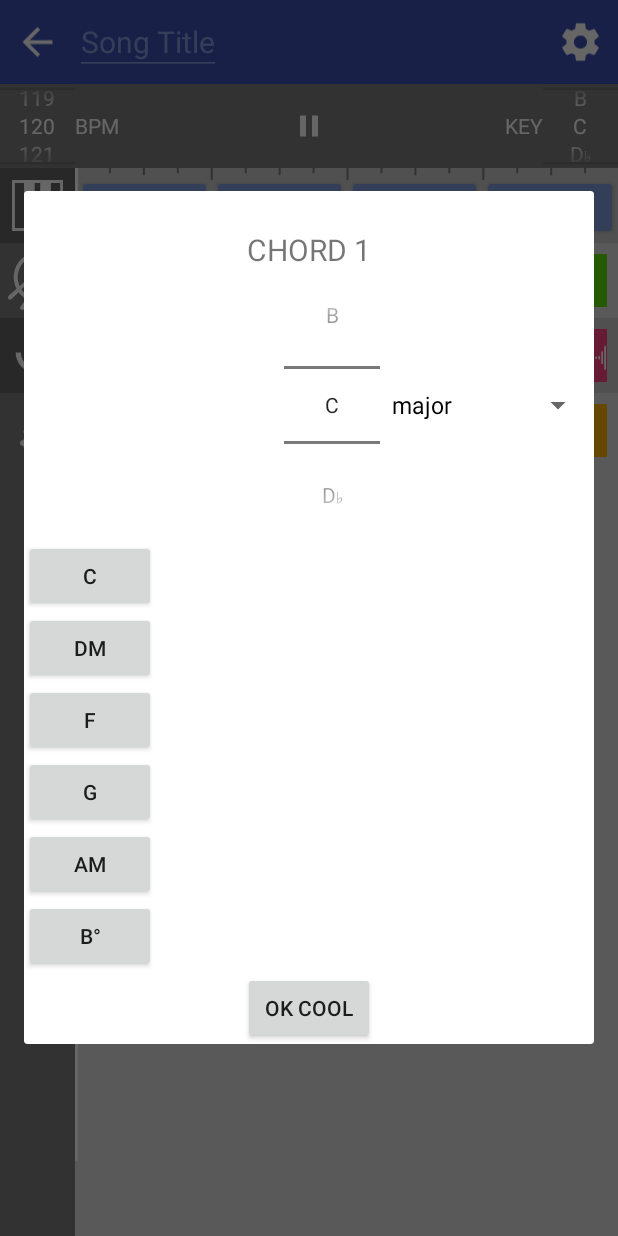
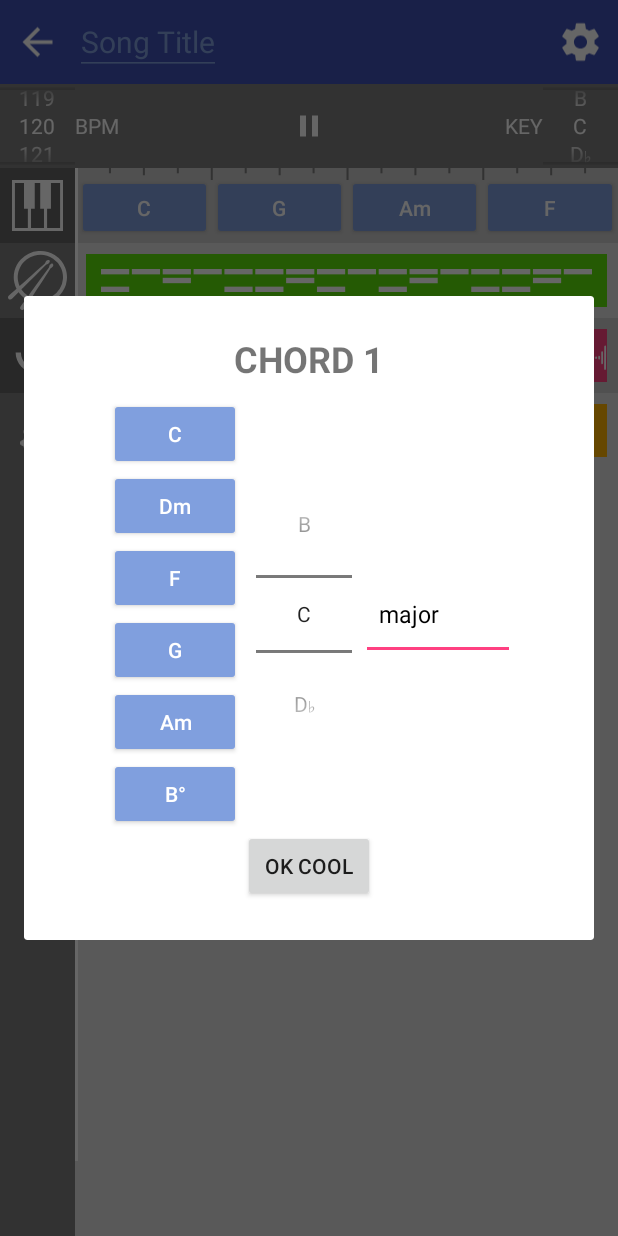
Before and after one commit to CALICAWESOME/MusicApp, an Android app: the screen it shows after launch (DAW), after a tap on an icon or button, on a phone screen of 412 x 824 dp. Run offline under Robolectric (Android 15) with nearby library versions, the light colour scheme and no system bars; 1 other tap on this screen came first.

Commit message:
small changes

```diff
--- a/app/src/main/java/edu/wit/mobileapp/musicapp/Theory.java
+++ b/app/src/main/java/edu/wit/mobileapp/musicapp/Theory.java
@@ -85,7 +85,7 @@ class Theory {
                     ret += "\n";
                 }
             }
-            return ret;
+            return ret.replace("b", nonEmojiFlat);
         }
         @Override
         public String toString() {
@@ -98,7 +98,7 @@ class Theory {
                     typeabbr = "°";
                     break;
             }
-            return root.toString().replace("b", nonEmojiFlat) + typeabbr;
+            return root.toString().replace("b", nonEmojiFlat + " ") + typeabbr;
         }
     }
 
--- a/app/src/main/res/layout/chord_picker.xml
+++ b/app/src/main/res/layout/chord_picker.xml
@@ -1,55 +1,74 @@
 <?xml version="1.0" encoding="utf-8"?>
 <ScrollView xmlns:android="http://schemas.android.com/apk/res/android"
-    android:layout_width="match_parent" android:layout_height="match_parent">
+    xmlns:app="http://schemas.android.com/apk/res-auto"
+    android:layout_width="match_parent"
+    android:layout_height="match_parent">
+
     <RelativeLayout
         android:layout_width="match_parent"
-        android:layout_height="match_parent">
+        android:layout_height="match_parent"
+        android:scrollbarAlwaysDrawVerticalTrack="false">
 
         <TextView
             android:id="@+id/textView2"
             android:layout_width="match_parent"
             android:layout_height="wrap_content"
-            android:paddingTop="25dp"
+            android:layout_alignParentTop="true"
+            android:layout_centerHorizontal="true"
+            android:layout_marginBottom="10dp"
+            android:layout_marginTop="25dp"
+            android:gravity="top|center_horizontal"
             android:text="@string/chord_pick"
-            android:textSize="20sp"
-            android:gravity="center"/>
+            android:textSize="24sp"
+            android:textStyle="bold" />
 
-        <LinearLayout
+        <RelativeLayout
             android:id="@+id/pickersGoHere"
-            android:layout_width="wrap_content"
+            android:layout_width="match_parent"
             android:layout_height="wrap_content"
-            android:orientation="horizontal"
             android:layout_below="@+id/textView2"
-            android:layout_alignParentEnd="true"
-            android:gravity="center">
+            android:layout_centerHorizontal="true"
+            android:gravity="center"
+            android:orientation="horizontal">
+
+            <TableLayout
+                android:id="@+id/suggsTable"
+                android:layout_width="wrap_content"
+                android:layout_height="match_parent"
+                android:layout_centerVertical="true"
+                android:layout_marginLeft="10dp"
+                android:layout_marginRight="10dp"
+                android:layout_toStartOf="@+id/chordRootPicker" />
 
             <NumberPicker
                 android:id="@+id/chordRootPicker"
                 android:layout_width="wrap_content"
                 android:layout_height="wrap_content"
-                android:inputType="textNoSuggestions|textVisiblePassword"
-                android:descendantFocusability="blocksDescendants" />
+                android:layout_centerHorizontal="true"
+                android:layout_centerVertical="true"
+                android:descendantFocusability="blocksDescendants"
+                android:inputType="textNoSuggestions|textVisiblePassword" />
 
             <Spinner
                 android:id="@+id/chordTypePicker"
                 android:layout_width="wrap_content"
-                android:layout_height="wrap_content" />
+                android:layout_height="wrap_content"
+                android:layout_centerVertical="true"
+                android:layout_marginLeft="10dp"
+                android:layout_marginRight="10dp"
+                android:layout_toEndOf="@+id/chordRootPicker"
+                android:background="?android:attr/actionModeBackground" />
 
-        </LinearLayout>
-
-        <TableLayout
-            android:id="@+id/suggsTable"
-            android:layout_width="match_parent"
-            android:layout_height="wrap_content"
-            android:layout_below="@id/pickersGoHere" />
+        </RelativeLayout>
 
         <Button
             android:id="@+id/done"
             android:layout_width="wrap_content"
             android:layout_height="wrap_content"
-            android:text="OK COOL"
+            android:layout_below="@id/pickersGoHere"
             android:layout_centerHorizontal="true"
-            android:layout_below="@id/suggsTable" />
+            android:layout_marginBottom="25dp"
+            android:text="OK COOL" />
 
     </RelativeLayout>
 </ScrollView>
--- a/app/src/main/res/layout/suggestion_row.xml
+++ b/app/src/main/res/layout/suggestion_row.xml
@@ -7,6 +7,10 @@
     <Button
         android:id="@+id/suggButt"
         android:layout_width="wrap_content"
-        android:layout_height="wrap_content" />
+        android:layout_height="wrap_content"
+        android:layout_gravity="center_horizontal"
+        android:backgroundTint="@color/colorPrimaryLight"
+        android:textColor="@color/white"
+        android:textAllCaps="false"/>
 
 </TableRow>
```
